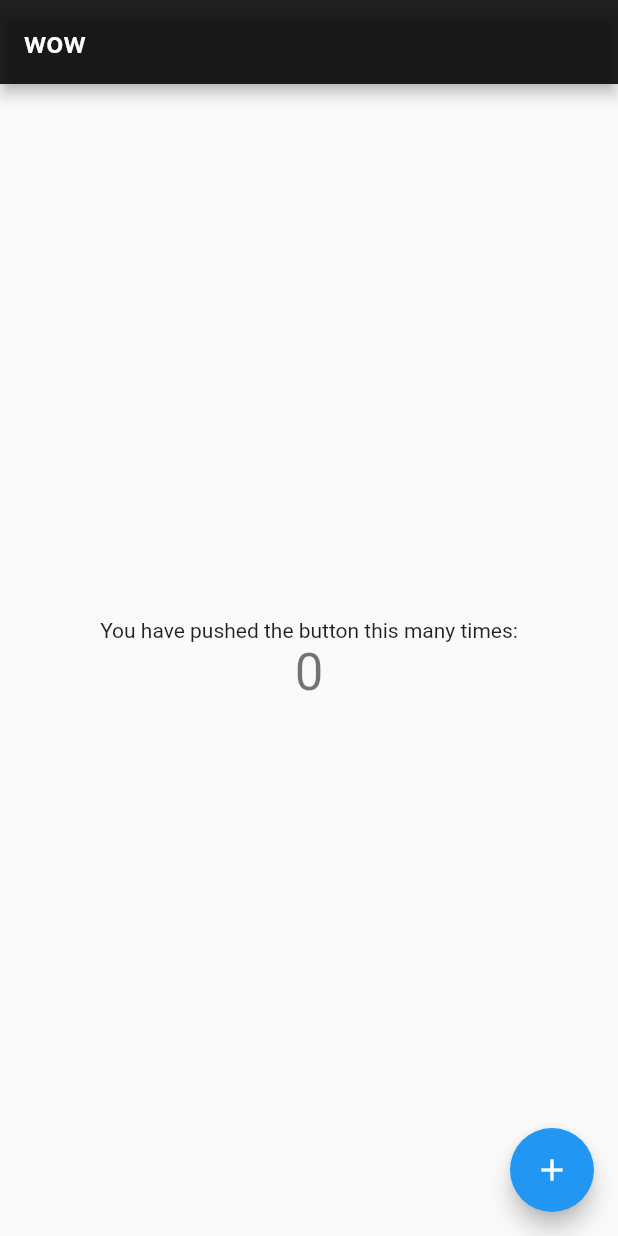
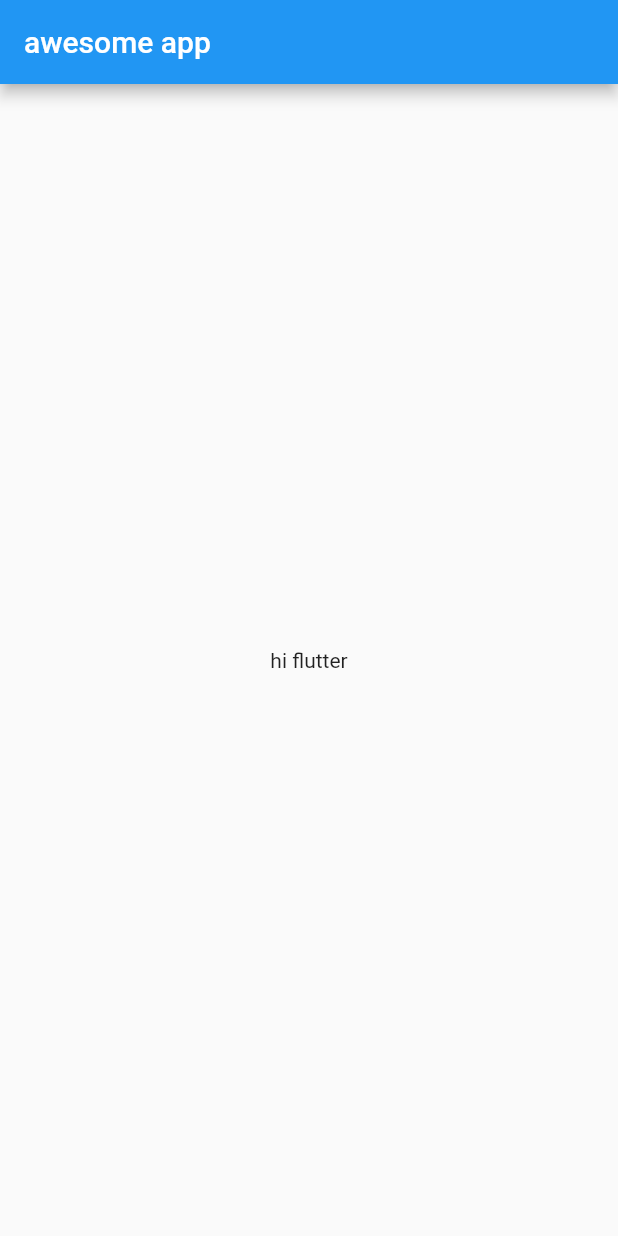
Before and after one commit to A-r-y-a-n1/awesome_app, a Flutter app: the screen it shows after launch, on a phone screen of 412 x 824 dp. Run offline on Flutter 3.47's test engine with Material 2 defaults, Android fonts, the phone set to English and light mode, and no system bars.

Commit message:
ch1 completed

```diff
--- a/lib/main.dart
+++ b/lib/main.dart
@@ -1,98 +1,20 @@
 import 'package:flutter/material.dart';
 
 void main() {
-  runApp(const MyApp());
+  runApp(MaterialApp(
+    title: "Awesome App",
+    home: HomePage(),
+  ));
 }
 
-class MyApp extends StatelessWidget {
-  const MyApp({super.key});
-
-  // This widget is the root of your application.
+class HomePage extends StatelessWidget {
   @override
   Widget build(BuildContext context) {
-    return const MaterialApp(
-      title: 'Flutter Demo',
-      home: MyHomePage(title: 'Flutter Demo Home Page'),
-      color: Colors.amber,
+    return Scaffold(
+      appBar: AppBar(
+        title: Text("awesome app"),
+      ),
+      body: Container(child: Center(child: Text("hi flutter"))),
     );
   }
 }
-
-class MyHomePage extends StatefulWidget {
-  const MyHomePage({super.key, required this.title});
-
-  final String title;
-
-  @override
-  State<MyHomePage> createState() => _MyHomePageState();
-}
-
-class _MyHomePageState extends State<MyHomePage> {
-  int _counter = 0;
-
-  void _incrementCounter() {
-    setState(() {
-      // This call to setState tells the Flutter framework that something has
-      // changed in this State, which causes it to rerun the build method below
-      // so that the display can reflect the updated values. If we changed
-      // _counter without calling setState(), then the build method would not be
-      // called again, and so nothing would appear to happen.
-      _counter++;
-    });
-  }
-
-  @override
-  Widget build(BuildContext context) {
-    // This method is rerun every time setState is called, for instance as done
-    // by the _incrementCounter method above.
-    //
-    // The Flutter framework has been optimized to make rerunning build methods
-    // fast, so that you can just rebuild anything that needs updating rather
-    // than having to individually change instances of widgets.
-    return Scaffold(
-      appBar: AppBar(
-        // TRY THIS: Try changing the color here to a specific color (to
-        // Colors.amber, perhaps?) and trigger a hot reload to see the AppBar
-        // change color while the other colors stay the same.
-        backgroundColor: Colors.black87,
-        // Here we take the value from the MyHomePage object that was created by
-        // the App.build method, and use it to set our appbar title.
-        title: Text('wow'),
-      ),
-      body: Center(
-        // Center is a layout widget. It takes a single child and positions it
-        // in the middle of the parent.
-        child: Column(
-          // Column is also a layout widget. It takes a list of children and
-          // arranges them vertically. By default, it sizes itself to fit its
-          // children horizontally, and tries to be as tall as its parent.
-          //
-          // Column has various properties to control how it sizes itself and
-          // how it positions its children. Here we use mainAxisAlignment to
-          // center the children vertically; the main axis here is the vertical
-          // axis because Columns are vertical (the cross axis would be
-          // horizontal).
-          //
-          // TRY THIS: Invoke "debug painting" (choose the "Toggle Debug Paint"
-          // action in the IDE, or press "p" in the console), to see the
-          // wireframe for each widget.
-          mainAxisAlignment: MainAxisAlignment.center,
-          children: <Widget>[
-            const Text(
-              'You have pushed the button this many times:',
-            ),
-            Text(
-              '$_counter',
-              style: Theme.of(context).textTheme.headlineMedium,
-            ),
-          ],
-        ),
-      ),
-      floatingActionButton: FloatingActionButton(
-        onPressed: _incrementCounter,
-        tooltip: 'Increment',
-        child: const Icon(Icons.add),
-      ), // This trailing comma makes auto-formatting nicer for build methods.
-    );
-  }
-}
```
